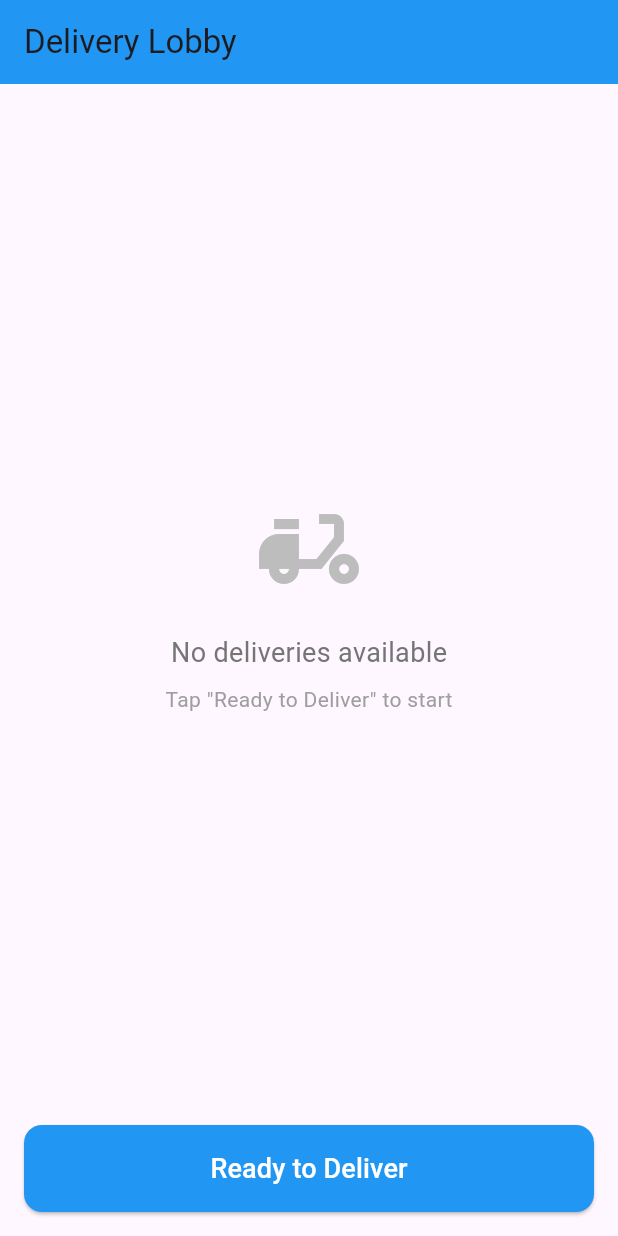
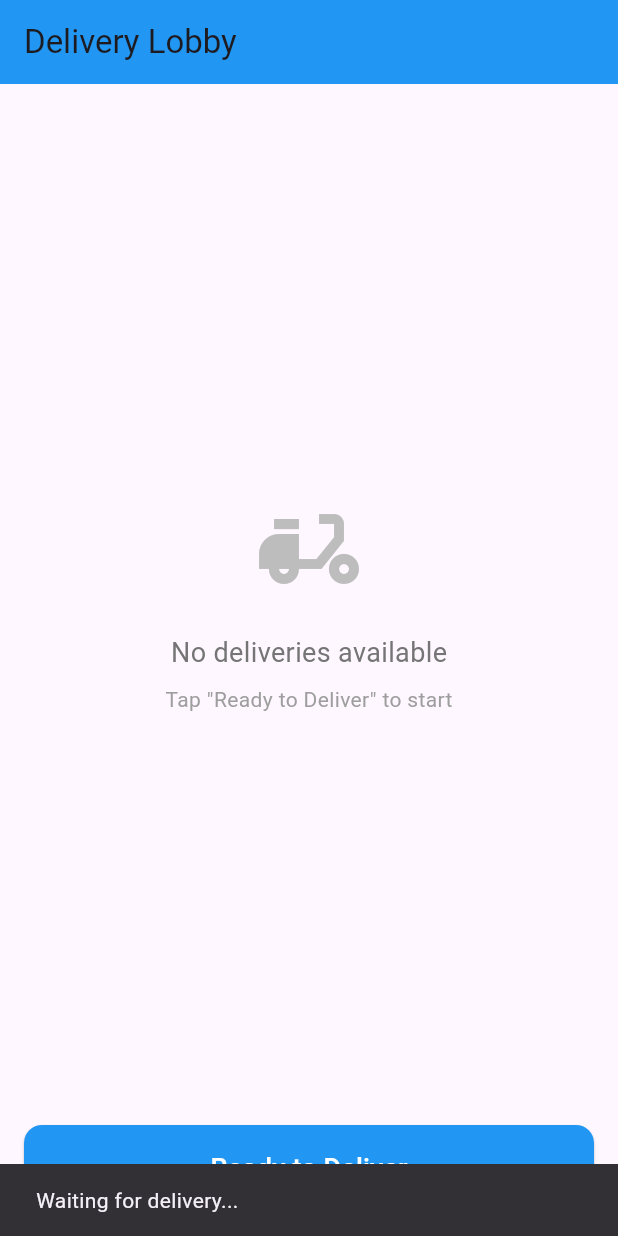
Before and after one commit to BrunoPascoa76/CM_flutter_2024_2025, a Flutter app: the screen it shows after launch, after a tap on "Ready to Deliver", on a phone screen of 412 x 824 dp. Run offline on Flutter 3.47's test engine with Material 3 defaults, Android fonts, the light colour scheme and no system bars; our stand-ins replace flutter_bloc, flutter_map, geolocator, hive, hive_flutter, latlong2; missing offline and left inert: aws_sqs_api, flutter_map_location_marker, mobile_scanner, open_route_service; accounts and stored records are empty.

Commit message:
temp-commit

```diff
--- a/cm_flutter_2024_2025/lib/delivery_details_screen.dart
+++ b/cm_flutter_2024_2025/lib/delivery_details_screen.dart
@@ -13,7 +13,7 @@ class DeliveryDetailsScreen extends StatelessWidget{
       appBar: AppBar(title: const Text('Delivery')),
       body: Padding(
         padding: const EdgeInsets.only(top:8.0),
-        child: Container(
+        child: SizedBox(
           width: MediaQuery.of(context).size.width,
           child: Column(
             crossAxisAlignment: CrossAxisAlignment.center,
--- a/cm_flutter_2024_2025/lib/lobby.dart
+++ b/cm_flutter_2024_2025/lib/lobby.dart
@@ -20,7 +20,7 @@ class LobbyState extends State<Lobby> {
   bool isReady = false;
   Map<String, dynamic>? messageDetails;
 
-  void _onReadyPressed(DeliveryRouteBloc DeliveryRouteBloc) {
+  void _onReadyPressed(DeliveryRouteBloc deliveryRouteBloc) {
     Timer.periodic(const Duration(seconds: 5), (timer) async {
       final message = await poolDeliveryMessage();
       if (message != null) {
@@ -102,7 +102,7 @@ class LobbyState extends State<Lobby> {
       );
 
       DeliveryRoute deliveryRoute=DeliveryRoute(1,[delivery1,delivery2]);
-      DeliveryRouteBloc.add(DeliveryRouteReceivedEvent(deliveryRoute));
+      deliveryRouteBloc.add(DeliveryRouteReceivedEvent(deliveryRoute));
       Navigator.pushNamed(context, '/deliveryMap');
     } else {
       // Handle the condition when not ready
@@ -154,7 +154,7 @@ class LobbyState extends State<Lobby> {
                 ),
               ),
               const SizedBox(height: 20),
-              _buildReadyButton(),
+              _buildReadyButton(deliveryRouteBloc),
             ],
           ),
         ),
@@ -238,9 +238,9 @@ class LobbyState extends State<Lobby> {
     );
   }
 
-  Widget _buildReadyButton() {
+  Widget _buildReadyButton(DeliveryRouteBloc deliveryRouteBloc) {
     return ElevatedButton(
-      onPressed: _onReadyPressed,
+      onPressed: (){_onReadyPressed(deliveryRouteBloc);},
       style: ElevatedButton.styleFrom(
         backgroundColor: isReady ? Colors.orange : Colors.blue,
         padding: const EdgeInsets.symmetric(vertical: 16),
--- a/cm_flutter_2024_2025/lib/main.dart
+++ b/cm_flutter_2024_2025/lib/main.dart
@@ -28,7 +28,7 @@ class MyApp extends StatelessWidget {
 
   @override
   Widget build(BuildContext context) {
-    final _pageController = PageController(
+    final pageController = PageController(
       initialPage: 1,
       keepPage: true
     );
@@ -43,7 +43,7 @@ class MyApp extends StatelessWidget {
         routes: {
           '/': (context) => const Lobby(),
           '/deliveryMap': (context) => PageView(
-            controller:_pageController,
+            controller:pageController,
             children:const [DeliveryDetailsScreen(),DeliveryMapScreen()]
           ),
         },
```
